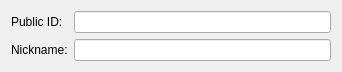
First picture: the form in src/plugins/azoth/plugins/sarin/accregisterdetailspage.ui, repository 0xd34df00d/leechcraft, before the edit.
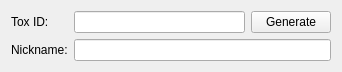
Second picture: the form after the edit.

Commit message: [Azoth Sarin] Allow generating the key during acc registering.

Diff of the .ui file:
```diff
--- a/src/plugins/azoth/plugins/sarin/accregisterdetailspage.ui
+++ b/src/plugins/azoth/plugins/sarin/accregisterdetailspage.ui
@@ -17,12 +17,23 @@
    <item row="0" column="0">
     <widget class="QLabel" name="label">
      <property name="text">
-      <string>Public ID:</string>
+      <string>Tox ID:</string>
      </property>
     </widget>
    </item>
    <item row="0" column="1">
-    <widget class="QLineEdit" name="IdEdit_"/>
+    <layout class="QHBoxLayout" name="horizontalLayout">
+     <item>
+      <widget class="QLineEdit" name="IdEdit_"/>
+     </item>
+     <item>
+      <widget class="QPushButton" name="GenerateButton_">
+       <property name="text">
+        <string>Generate</string>
+       </property>
+      </widget>
+     </item>
+    </layout>
    </item>
    <item row="1" column="0">
     <widget class="QLabel" name="label_2">
```
The commit also changes 2 other files.
